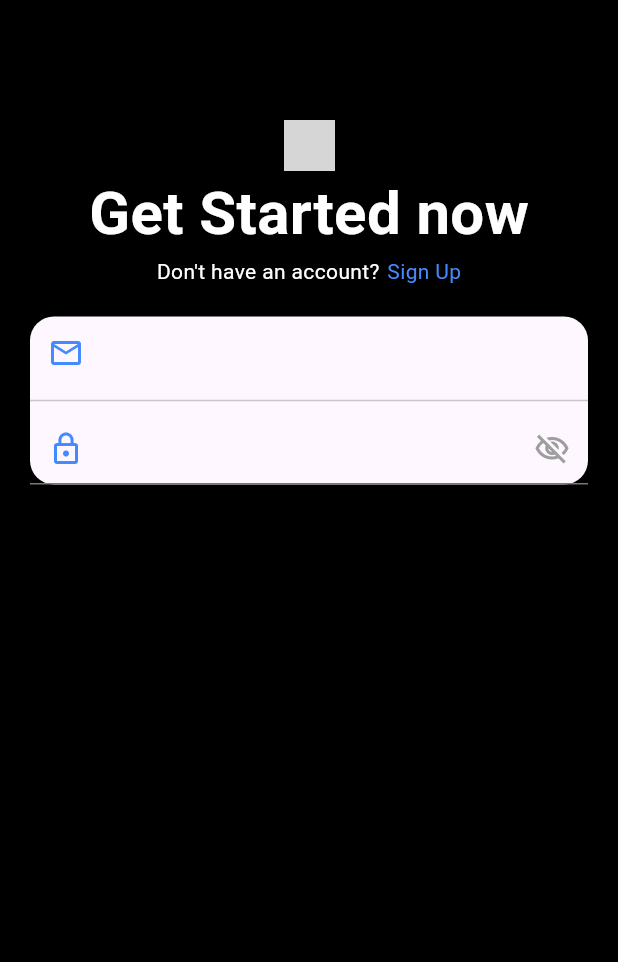
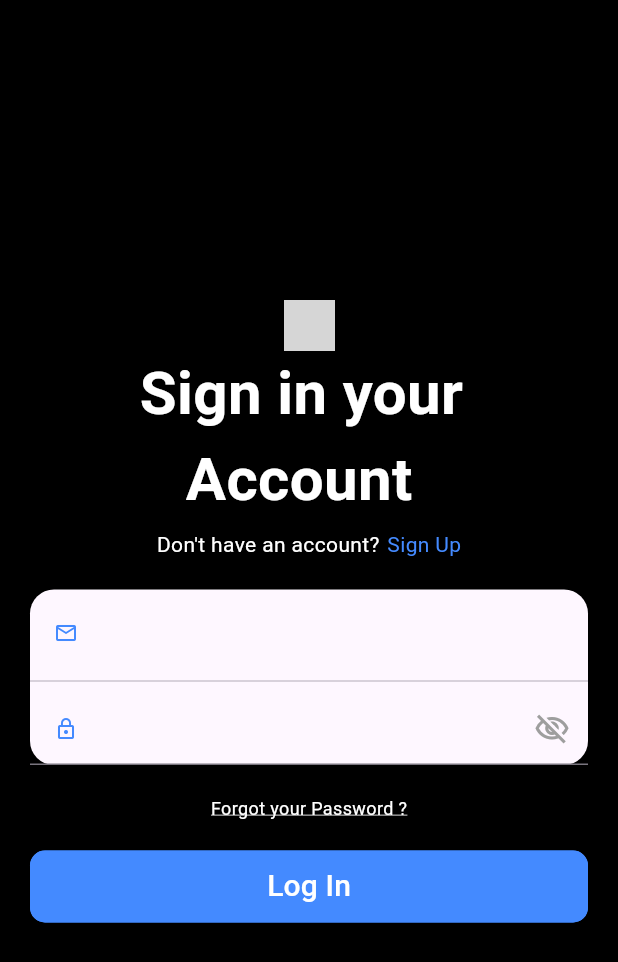
Before and after one commit to deepakrankawat/authscreen_10_type, a Flutter app: the LoginScreenSix screen opened directly, on a phone screen of 412 x 824 dp. Shown: the top 962 px of the screen. Run offline on Flutter 3.47's test engine with Material 3 defaults, Android fonts, the phone set to English and light mode, and no system bars; grey boxes are pictures that could not be loaded.

Commit message:
add Screen

```diff
--- a/lib/Screen/different_loginScreen/login_screen_six.dart
+++ b/lib/Screen/different_loginScreen/login_screen_six.dart
@@ -11,9 +11,10 @@ class _LoginScreenSixState extends State<LoginScreenSix> {
   @override
   Widget build(BuildContext context) {
     return Scaffold(
+      resizeToAvoidBottomInset: false,
       backgroundColor: Colors.black,
       body: Padding(
-        padding: const EdgeInsets.only(top: 80, left: 20, right: 20),
+        padding: const EdgeInsets.only(top: 200, left: 20, right: 20),
         child: Center(
           child: Column(
             crossAxisAlignment: CrossAxisAlignment.center,
@@ -21,13 +22,14 @@ class _LoginScreenSixState extends State<LoginScreenSix> {
             children: [
               Image.asset('images/Logo.png', height: 34, width: 34),
               Text(
-                "Get Started now",
+                "Sign in your \n   Account",
                 style: TextStyle(
                   fontSize: 40,
                   color: Colors.white,
                   fontWeight: FontWeight.bold,
                 ),
               ),
+              SizedBox(height: 5),
               Row(
                 mainAxisAlignment: MainAxisAlignment.center,
                 children: [
@@ -39,17 +41,74 @@ class _LoginScreenSixState extends State<LoginScreenSix> {
                   Text("Sign Up", style: TextStyle(color: Colors.blueAccent)),
                 ],
               ),
-              SizedBox(height: 20,),
-              Material(borderRadius: BorderRadius.circular(16),
+              SizedBox(height: 20),
+              Material(
+                borderRadius: BorderRadius.circular(16),
 
-                child: Column(children: [
-                TextField(decoration: InputDecoration(border: InputBorder.none , prefixIcon: Icon(Icons.email_outlined, color: Colors.blueAccent))),
-                Divider(),
-                TextField(
-                  decoration: InputDecoration(prefixIcon: Icon(Icons.lock_outline, color: Colors.blueAccent,) ,suffixIcon: Icon(Icons.visibility_off_outlined, color: Colors.grey,)),
+                child: Column(
+                  children: [
+                    SizedBox(height: 5,),
+                    TextField(
+                      decoration: InputDecoration(
+                        border: InputBorder.none,
+                        prefixIcon: Padding(
+                          padding: const EdgeInsets.symmetric(vertical: 10),
+                          child: Icon(
+                            Icons.email_outlined,size: 16,
+                            color: Colors.blueAccent,
+                          ),
+                        ),
+                      ),
+                    ),
+                    Divider(),
+                    TextField(
+                      decoration: InputDecoration(
+                        prefixIcon: Icon(
+                          Icons.lock_outline,size: 16,
+                          color: Colors.blueAccent,
+                        ),
+                        suffixIcon: Icon(
+                          Icons.visibility_off_outlined,
+                          color: Colors.grey,
+                        ),
+                      ),
+                    ),
+                  ],
                 ),
-
-                ])),
+              ),
+              SizedBox(height: 20),
+              Text(
+                "Forgot your Password ?",
+                style: TextStyle(
+                  color: Colors.white,
+                  decoration: TextDecoration.underline,
+                  decorationColor: Colors.white,
+                  fontSize: 12,
+                ),
+              ),
+              SizedBox(height: 20),
+              SizedBox(
+                height: 48,
+                width: double.infinity,
+                child: ElevatedButton(
+                  style: ElevatedButton.styleFrom(
+                    backgroundColor: Colors.blueAccent,
+                    side: BorderSide(
+                      color: Colors.blueAccent,
+                      width: 1,
+                      style: BorderStyle.solid,
+                    ),
+                    shape: RoundedRectangleBorder(
+                      borderRadius: BorderRadius.circular(10),
+                    ),
+                  ),
+                  onPressed: () {},
+                  child: Text(
+                    "Log In",
+                    style: TextStyle(color: Colors.white, fontSize: 20),
+                  ),
+                ),
+              ),
             ],
           ),
         ),
--- a/lib/auth.dart
+++ b/lib/auth.dart
@@ -1,6 +1,7 @@
 import 'package:authscreen/Screen/different_loginScreen/login_screen_five.dart';
 import 'package:authscreen/Screen/different_loginScreen/login_screen_four.dart';
 import 'package:authscreen/Screen/different_loginScreen/login_screen_one.dart';
+import 'package:authscreen/Screen/different_loginScreen/login_screen_seven.dart';
 import 'package:authscreen/Screen/different_loginScreen/login_screen_six.dart';
 import 'package:authscreen/Screen/different_loginScreen/login_screen_three.dart';
 import 'package:authscreen/Screen/different_loginScreen/login_screen_two.dart';
@@ -21,7 +22,8 @@ class Auth extends StatelessWidget {
      LoginScreenThree(),
      LoginScreenFour(),
      LoginScreenFive(),
-     LoginScreenSix()
+     LoginScreenSix(),
+     LoginScreenSeven()
     ];
 
     return Scaffold(
```
Also changed, not shown: lib/Screen/different_loginScreen/login_screen_seven.dart (added, +301 -0 lines).
